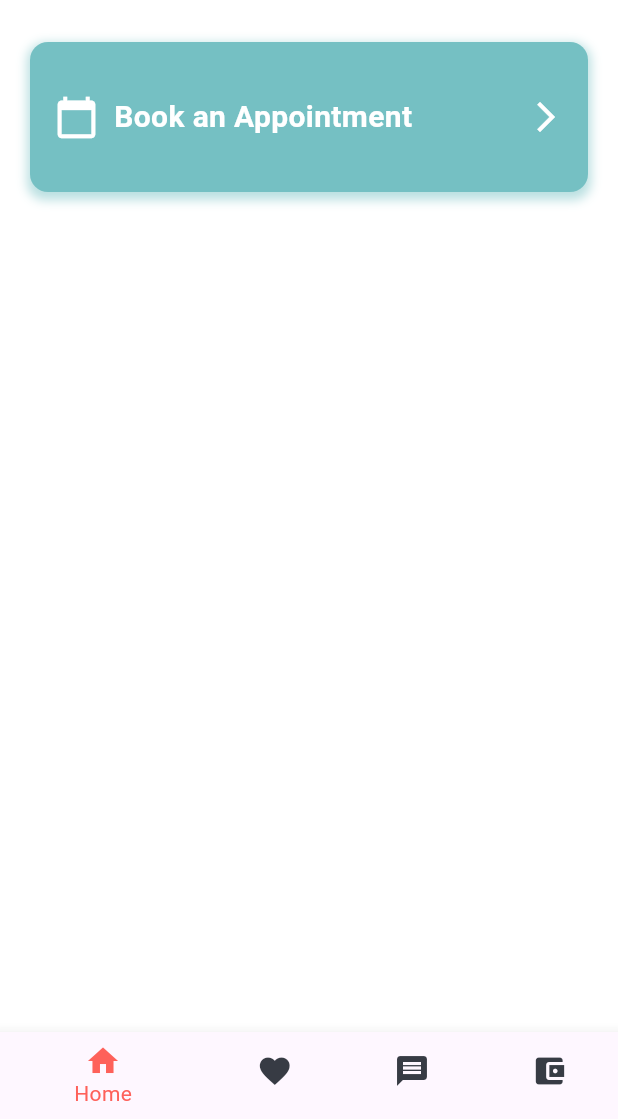
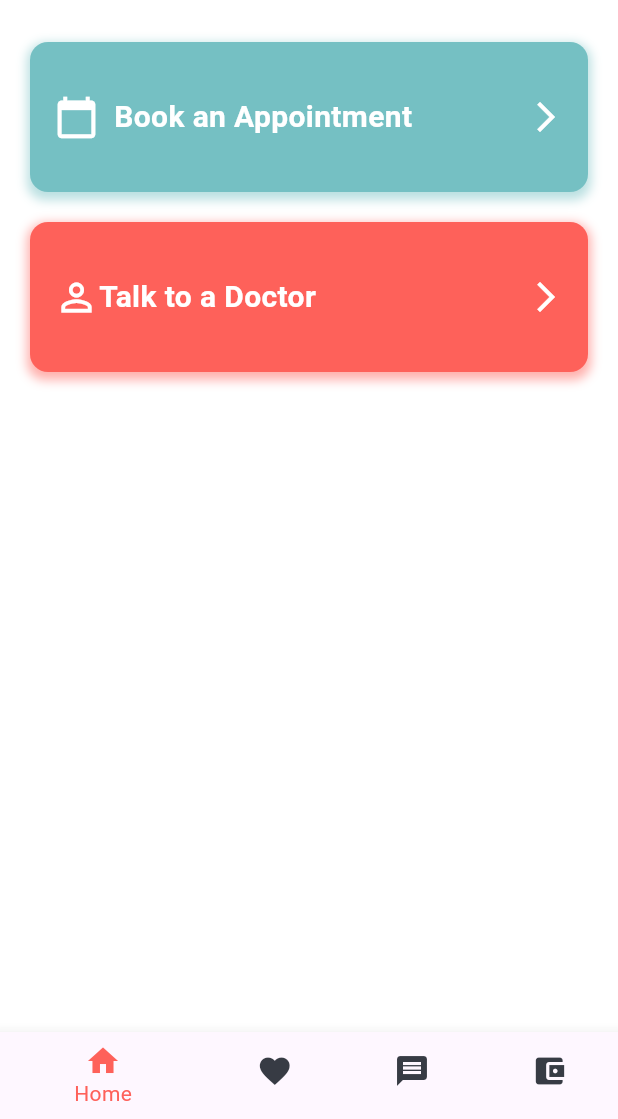
Before and after one commit to Sammyalade/ew, a Flutter app: the screen it shows after launch, on a phone screen of 412 x 824 dp, the part 117-1236 px from its top. Run offline on Flutter 3.47's test engine with Material 3 defaults, Android fonts, the phone set to English and light mode, and no system bars; our stand-ins replace image_picker, smooth_page_indicator, table_calendar.

```diff
--- a/lib/patient/home.dart
+++ b/lib/patient/home.dart
@@ -1,5 +1,8 @@
+import 'dart:math';
+
 import 'package:flutter/material.dart';
 import 'package:health_eaze/patient/book_an_appointment.dart';
+import 'package:health_eaze/patient/doctor_details.dart';
 import 'package:health_eaze/utils/utilities.dart';
 
 class HomeScreen extends StatelessWidget {
@@ -17,7 +20,9 @@ class HomeScreen extends StatelessWidget {
           const SizedBox(height: 20),
           buildHeader(),
           const SizedBox(height: 20,),
-          buildAppointmentSection(context)
+          buildAppointmentSection(context),
+           const SizedBox(height: 20,),
+          buildTalkToDoctorSection(context),
         ],
       ),
     );
@@ -102,4 +107,63 @@ class HomeScreen extends StatelessWidget {
       ),
     );
   }
+
+  Widget buildTalkToDoctorSection(BuildContext context){
+    return GestureDetector(
+      onTap: (){
+        Navigator.push(
+          context, MaterialPageRoute(
+            builder: (context)=> const DoctorDetails(),
+          ),
+        );
+      },
+      child: Container(
+        width: MediaQuery.of(context).size.width - 40,
+        height: 100,
+        margin: const EdgeInsets.symmetric(horizontal: 20),
+        padding: const EdgeInsets.all(16),
+        decoration: BoxDecoration(
+          color: primaryColorPink,borderRadius: BorderRadius.circular(12),
+          boxShadow: [
+            BoxShadow(
+              color: primaryColorPink.withOpacity(0.5),
+              spreadRadius: 2,
+              blurRadius: 5,
+              offset: const Offset(0, 3),
+
+            )
+          ]
+        ),
+
+        child: const Row(
+          mainAxisAlignment: MainAxisAlignment.center,
+          children: [
+            Icon(
+              Icons.person_outline,
+              color: Colors.white,
+              size: 30,
+            ),
+            SizedBox(),
+            Expanded(
+              child: Text(
+                'Talk to a Doctor',
+                style: TextStyle(
+                  fontSize: 20,
+                  fontWeight: FontWeight.bold,
+                  color: Colors.white,
+                ),
+                textAlign: TextAlign.left,
+              ),
+            ),
+            Icon(
+              Icons.arrow_forward_ios,
+              color: Colors.white,
+               size: 24,
+            )
+          ],
+        ),
+      ),
+    );
+  }
+
 }
--- a/pubspec.yaml
+++ b/pubspec.yaml
@@ -13,6 +13,7 @@ dependencies:
   flutter:
     sdk: flutter
   smooth_page_indicator: ^1.2.0+3
+  http: ^1.2.2
 
   # The following adds the Cupertino Icons font to your application.
   # Use with the CupertinoIcons class for iOS style icons.
```
Also changed, not shown: lib/patient/doctor_details.dart (added, +12 -0 lines), lib/services/login_api_service.dart (added, +24 -0 lines), lib/widgets/sign_in_page.dart (+35 -88 lines), pubspec.lock, 1 other file.
